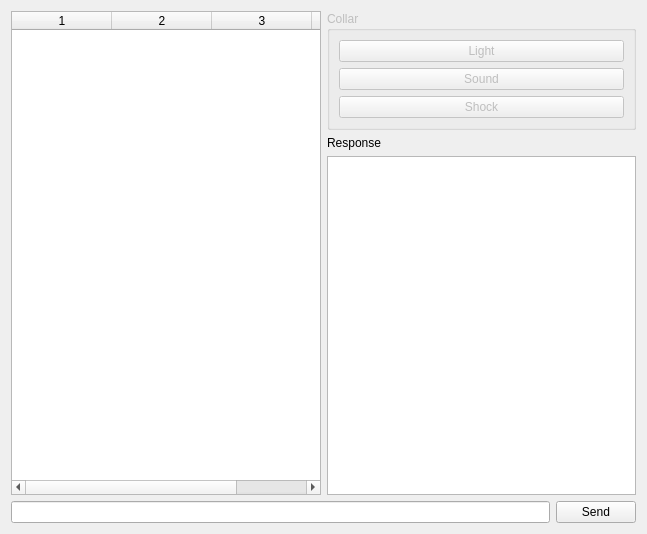
Qt form dialogdevicemsg.ui (IvanTsantsarov/herdmind-simulator) before a commit.
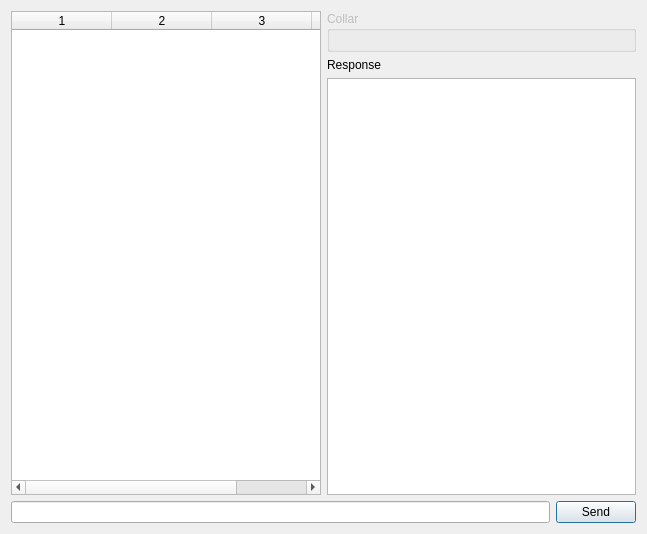
The same form after that commit.

Commit message: DialogDeviceMsg refractored. Added table buttons

```diff
--- a/dialogdevicemsg.ui
+++ b/dialogdevicemsg.ui
@@ -51,29 +51,7 @@
          </property>
          <layout class="QVBoxLayout" name="verticalLayout_2">
           <item>
-           <layout class="QVBoxLayout" name="verticalLayout">
-            <item>
-             <widget class="QPushButton" name="btnSendLight">
-              <property name="text">
-               <string>Light</string>
-              </property>
-             </widget>
-            </item>
-            <item>
-             <widget class="QPushButton" name="btnSendSound">
-              <property name="text">
-               <string>Sound</string>
-              </property>
-             </widget>
-            </item>
-            <item>
-             <widget class="QPushButton" name="btnSendShock">
-              <property name="text">
-               <string>Shock</string>
-              </property>
-             </widget>
-            </item>
-           </layout>
+           <layout class="QVBoxLayout" name="verticalLayout"/>
           </item>
          </layout>
         </widget>
```
The commit also changes 4 other files.
